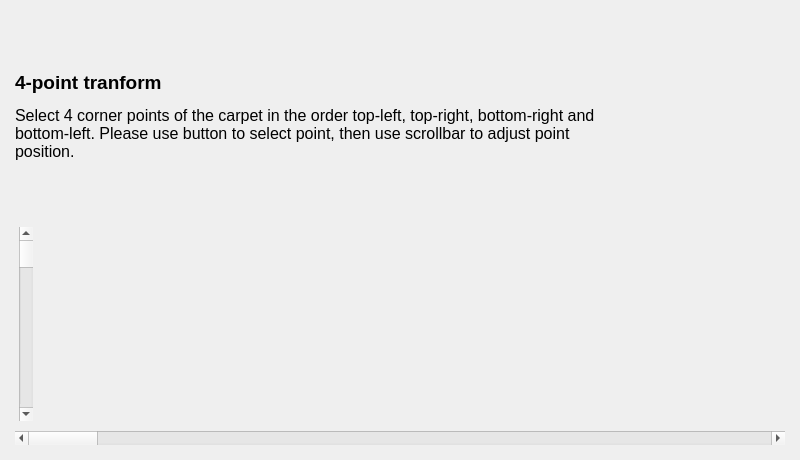
vietanhdev/open-adas, file src/camera_model/camera_wizard/four_point_select_page/four_point_select_page.ui: the form before one commit.
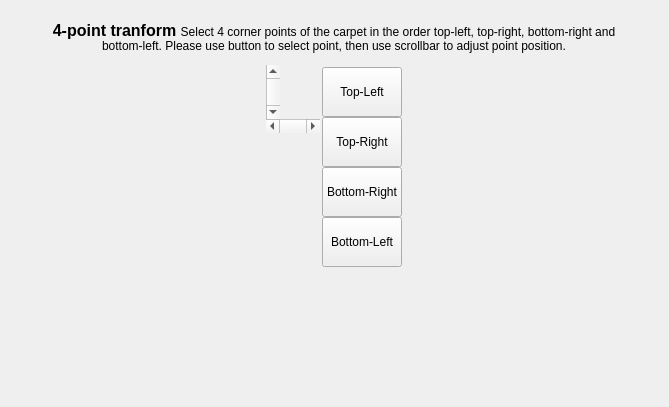
The form after the commit. Icons and pictures are not drawn.

Commit message: Adjust size

The edit to the form file:
```diff
--- a/src/camera_model/camera_wizard/four_point_select_page/four_point_select_page.ui
+++ b/src/camera_model/camera_wizard/four_point_select_page/four_point_select_page.ui
@@ -9,8 +9,8 @@
    <rect>
     <x>0</x>
     <y>0</y>
-    <width>800</width>
-    <height>460</height>
+    <width>669</width>
+    <height>407</height>
    </rect>
   </property>
   <property name="minimumSize">
@@ -47,63 +47,65 @@
       <number>4</number>
      </property>
      <item>
-      <widget class="QLabel" name="label_2">
-       <property name="sizePolicy">
-        <sizepolicy hsizetype="Preferred" vsizetype="Preferred">
-         <horstretch>0</horstretch>
-         <verstretch>0</verstretch>
-        </sizepolicy>
-       </property>
-       <property name="maximumSize">
-        <size>
-         <width>600</width>
-         <height>16777215</height>
-        </size>
-       </property>
-       <property name="text">
-        <string>&lt;html&gt;&lt;head/&gt;&lt;body&gt;&lt;p&gt;&lt;span style=&quot; font-size:14pt; font-weight:600;&quot;&gt;4-point tranform &lt;/span&gt;&lt;/p&gt;&lt;p&gt;&lt;span style=&quot; font-size:12pt;&quot;&gt;Select 4 corner points of the carpet in the order top-left, top-right, bottom-right and bottom-left. Please use button to select point, then use scrollbar to adjust point position.&lt;/span&gt;&lt;/p&gt;&lt;/body&gt;&lt;/html&gt;</string>
-       </property>
-       <property name="wordWrap">
-        <bool>true</bool>
-       </property>
-      </widget>
-     </item>
-     <item>
-      <layout class="QHBoxLayout" name="horizontalLayout">
+      <layout class="QHBoxLayout" name="horizontalLayout_4">
        <property name="leftMargin">
-        <number>4</number>
+        <number>6</number>
        </property>
        <property name="topMargin">
-        <number>4</number>
+        <number>6</number>
        </property>
        <property name="rightMargin">
-        <number>4</number>
+        <number>6</number>
        </property>
        <property name="bottomMargin">
-        <number>4</number>
+        <number>6</number>
        </property>
        <item>
-        <widget class="QScrollBar" name="verticalScrollBar">
+        <spacer name="horizontalSpacer">
          <property name="orientation">
-          <enum>Qt::Vertical</enum>
+          <enum>Qt::Horizontal</enum>
          </property>
-        </widget>
+         <property name="sizeHint" stdset="0">
+          <size>
+           <width>40</width>
+           <height>20</height>
+          </size>
+         </property>
+        </spacer>
        </item>
        <item>
-        <widget class="QLabel" name="label">
+        <widget class="QLabel" name="label_2">
+         <property name="sizePolicy">
+          <sizepolicy hsizetype="Preferred" vsizetype="Preferred">
+           <horstretch>0</horstretch>
+           <verstretch>0</verstretch>
+          </sizepolicy>
+         </property>
+         <property name="minimumSize">
+          <size>
+           <width>600</width>
+           <height>0</height>
+          </size>
+         </property>
+         <property name="maximumSize">
+          <size>
+           <width>600</width>
+           <height>16777215</height>
+          </size>
+         </property>
          <property name="text">
-          <string/>
+          <string>&lt;html&gt;&lt;head/&gt;&lt;body&gt;&lt;p&gt;&lt;span style=&quot; font-size:12pt; font-weight:600;&quot;&gt;4-point tranform &lt;/span&gt;Select 4 corner points of the carpet in the order top-left, top-right, bottom-right and bottom-left. Please use button to select point, then use scrollbar to adjust point position.&lt;/p&gt;&lt;/body&gt;&lt;/html&gt;</string>
          </property>
-         <property name="pixmap">
-          <pixmap resource="../../../../resources.qrc">:/resources/images/front_cam.png</pixmap>
+         <property name="alignment">
+          <set>Qt::AlignCenter</set>
          </property>
-         <property name="scaledContents">
+         <property name="wordWrap">
           <bool>true</bool>
          </property>
         </widget>
        </item>
        <item>
-        <spacer name="horizontalSpacer">
+        <spacer name="horizontalSpacer_4">
          <property name="orientation">
           <enum>Qt::Horizontal</enum>
          </property>
@@ -118,11 +120,233 @@
       </layout>
      </item>
      <item>
-      <widget class="QScrollBar" name="horizontalScrollBar">
-       <property name="orientation">
-        <enum>Qt::Horizontal</enum>
+      <layout class="QHBoxLayout" name="horizontalLayout_3">
+       <property name="spacing">
+        <number>0</number>
        </property>
-      </widget>
+       <property name="leftMargin">
+        <number>0</number>
+       </property>
+       <property name="topMargin">
+        <number>0</number>
+       </property>
+       <property name="rightMargin">
+        <number>0</number>
+       </property>
+       <property name="bottomMargin">
+        <number>0</number>
+       </property>
+       <item>
+        <spacer name="horizontalSpacer_2">
+         <property name="orientation">
+          <enum>Qt::Horizontal</enum>
+         </property>
+         <property name="sizeHint" stdset="0">
+          <size>
+           <width>40</width>
+           <height>20</height>
+          </size>
+         </property>
+        </spacer>
+       </item>
+       <item>
+        <layout class="QHBoxLayout" name="horizontalLayout_2">
+         <property name="spacing">
+          <number>0</number>
+         </property>
+         <property name="leftMargin">
+          <number>0</number>
+         </property>
+         <property name="topMargin">
+          <number>0</number>
+         </property>
+         <property name="rightMargin">
+          <number>0</number>
+         </property>
+         <property name="bottomMargin">
+          <number>0</number>
+         </property>
+         <item>
+          <layout class="QVBoxLayout" name="verticalLayout_2">
+           <property name="spacing">
+            <number>0</number>
+           </property>
+           <property name="leftMargin">
+            <number>0</number>
+           </property>
+           <property name="topMargin">
+            <number>0</number>
+           </property>
+           <property name="rightMargin">
+            <number>0</number>
+           </property>
+           <property name="bottomMargin">
+            <number>0</number>
+           </property>
+           <item>
+            <layout class="QHBoxLayout" name="horizontalLayout">
+             <property name="spacing">
+              <number>0</number>
+             </property>
+             <property name="leftMargin">
+              <number>0</number>
+             </property>
+             <property name="topMargin">
+              <number>0</number>
+             </property>
+             <property name="rightMargin">
+              <number>0</number>
+             </property>
+             <property name="bottomMargin">
+              <number>0</number>
+             </property>
+             <item>
+              <widget class="QScrollBar" name="verticalScrollBar">
+               <property name="orientation">
+                <enum>Qt::Vertical</enum>
+               </property>
+              </widget>
+             </item>
+             <item>
+              <widget class="QLabel" name="label">
+               <property name="maximumSize">
+                <size>
+                 <width>500</width>
+                 <height>250</height>
+                </size>
+               </property>
+               <property name="text">
+                <string/>
+               </property>
+               <property name="pixmap">
+                <pixmap resource="../../../../resources.qrc">:/resources/images/front_cam.png</pixmap>
+               </property>
+               <property name="scaledContents">
+                <bool>true</bool>
+               </property>
+              </widget>
+             </item>
+            </layout>
+           </item>
+           <item>
+            <widget class="QScrollBar" name="horizontalScrollBar">
+             <property name="orientation">
+              <enum>Qt::Horizontal</enum>
+             </property>
+            </widget>
+           </item>
+           <item>
+            <spacer name="verticalSpacer">
+             <property name="orientation">
+              <enum>Qt::Vertical</enum>
+             </property>
+             <property name="sizeHint" stdset="0">
+              <size>
+               <width>20</width>
+               <height>40</height>
+              </size>
+             </property>
+            </spacer>
+           </item>
+          </layout>
+         </item>
+         <item>
+          <layout class="QVBoxLayout" name="verticalLayout_3">
+           <property name="leftMargin">
+            <number>2</number>
+           </property>
+           <property name="topMargin">
+            <number>2</number>
+           </property>
+           <property name="rightMargin">
+            <number>2</number>
+           </property>
+           <property name="bottomMargin">
+            <number>2</number>
+           </property>
+           <item>
+            <widget class="QPushButton" name="topLeftBtn">
+             <property name="minimumSize">
+              <size>
+               <width>0</width>
+               <height>50</height>
+              </size>
+             </property>
+             <property name="text">
+              <string>Top-Left</string>
+             </property>
+            </widget>
+           </item>
+           <item>
+            <widget class="QPushButton" name="topRightBtn">
+             <property name="minimumSize">
+              <size>
+               <width>0</width>
+               <height>50</height>
+              </size>
+             </property>
+             <property name="text">
+              <string>Top-Right</string>
+             </property>
+            </widget>
+           </item>
+           <item>
+            <widget class="QPushButton" name="bottomRightBtn">
+             <property name="minimumSize">
+              <size>
+               <width>0</width>
+               <height>50</height>
+              </size>
+             </property>
+             <property name="text">
+              <string>Bottom-Right</string>
+             </property>
+            </widget>
+           </item>
+           <item>
+            <widget class="QPushButton" name="bottomLeftBtn">
+             <property name="minimumSize">
+              <size>
+               <width>0</width>
+               <height>50</height>
+              </size>
+             </property>
+             <property name="text">
+              <string>Bottom-Left</string>
+             </property>
+            </widget>
+           </item>
+           <item>
+            <spacer name="verticalSpacer_2">
+             <property name="orientation">
+              <enum>Qt::Vertical</enum>
+             </property>
+             <property name="sizeHint" stdset="0">
+              <size>
+               <width>20</width>
+               <height>40</height>
+              </size>
+             </property>
+            </spacer>
+           </item>
+          </layout>
+         </item>
+        </layout>
+       </item>
+       <item>
+        <spacer name="horizontalSpacer_3">
+         <property name="orientation">
+          <enum>Qt::Horizontal</enum>
+         </property>
+         <property name="sizeHint" stdset="0">
+          <size>
+           <width>40</width>
+           <height>20</height>
+          </size>
+         </property>
+        </spacer>
+       </item>
+      </layout>
      </item>
     </layout>
    </item>
```
The commit also changes 3 other files.
